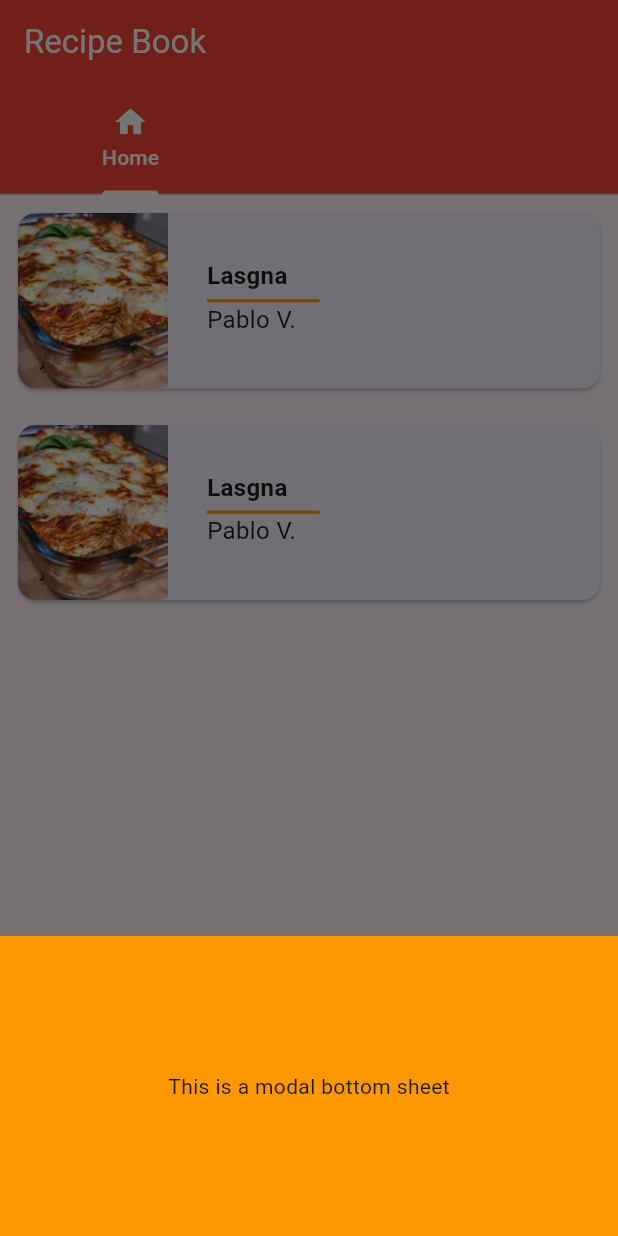
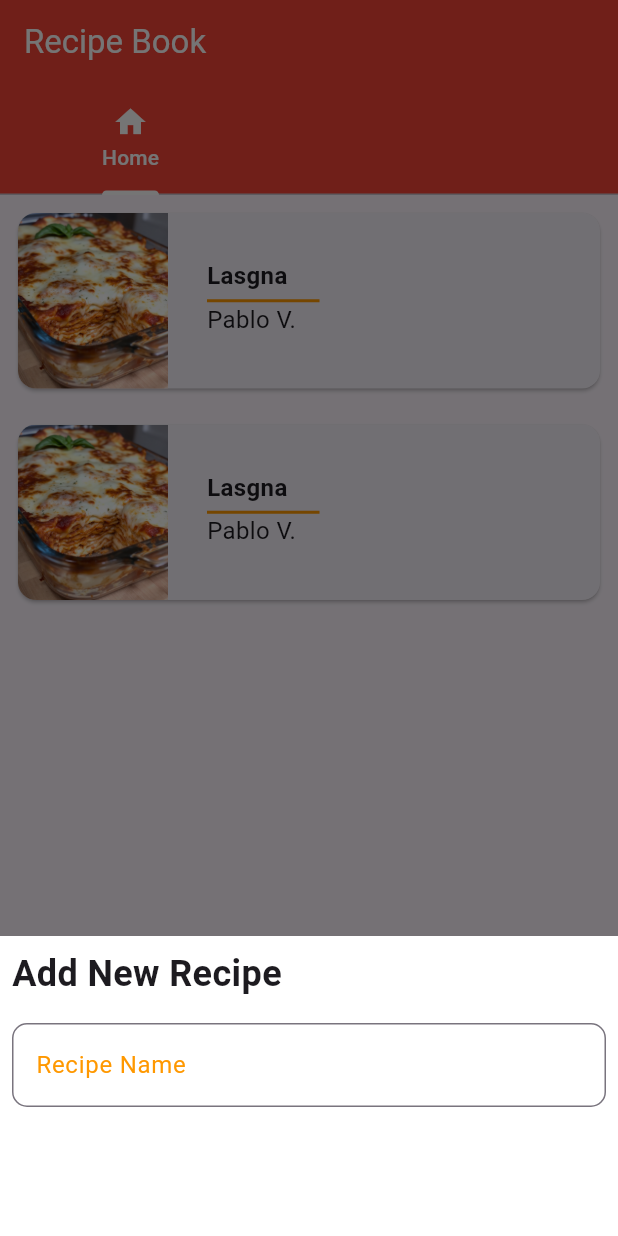
Before and after one commit to elpavh/Recetario-App, a Flutter app: the screen it shows after launch, after a tap on the "add" icon, on a phone screen of 412 x 824 dp. Run offline on Flutter 3.47's test engine with Material 3 defaults, Android fonts, the phone set to English and light mode, and no system bars; Roboto replaces fonts that are missing (Quicksan).

Commit message:
Creamos un buildTextField, para estandarizar los campos para el formulario en una sola widget..., tambien se coloco fosucedBorder con el parametro OutlineInputBorder con el cual se agrega un efecto al seleccionar el campo para escribir se coloca el nombre del label arriba a la izquierda

```diff
--- a/lib/screens/home_screen.dart
+++ b/lib/screens/home_screen.dart
@@ -26,10 +26,8 @@ Future<void> _showBottom(BuildContext context) async {
       builder: (BuildContext context) {
         return Container(
           height: 200,
-          color: Colors.orange,
-          child: Center(
-            child: Text('This is a modal bottom sheet'),
-          ),
+          color: Colors.white,
+          child: RecipeForm(),
         );
       },
     );
@@ -97,11 +95,49 @@ class RecipeForm extends StatelessWidget {
            style: TextStyle(
             fontSize: 24,
             fontWeight: FontWeight.bold),),
-
+          SizedBox(height: 16,),
+          _buildTextField(label:  'Recipe Name'),
         ],
 
       ),
       )
       );
   }
+
+  // Widget _buildTextField(){  // ejemplo de un TextField con validacion
+  //   return TextFormField(
+  //     decoration: InputDecoration(
+  //       labelText: 'Recipe Name',
+  //       border: OutlineInputBorder(),
+  //     ),
+  //     validator: (value){
+  //       if(value == null || value.isEmpty){
+  //         return 'Please enter some text';
+  //       }
+  //       return null;
+  //     },
+  //   );
+  // }
+
+  // TextField del curso
+
+  Widget _buildTextField({required String label}){
+    return TextFormField(
+      decoration: InputDecoration(
+        labelText: label ,
+        labelStyle: TextStyle(
+          fontFamily: 'Quicksan',
+          fontSize: 16,
+          color: Colors.orange,),
+        border: OutlineInputBorder(
+          borderRadius: BorderRadius.all(Radius.circular(10),),
+        ),
+        focusedBorder: OutlineInputBorder(
+          borderSide: BorderSide(color: Colors.orange),
+          borderRadius: BorderRadius.circular(  10),
+        )
+      ),
+    );
+  }
+
 }
```
